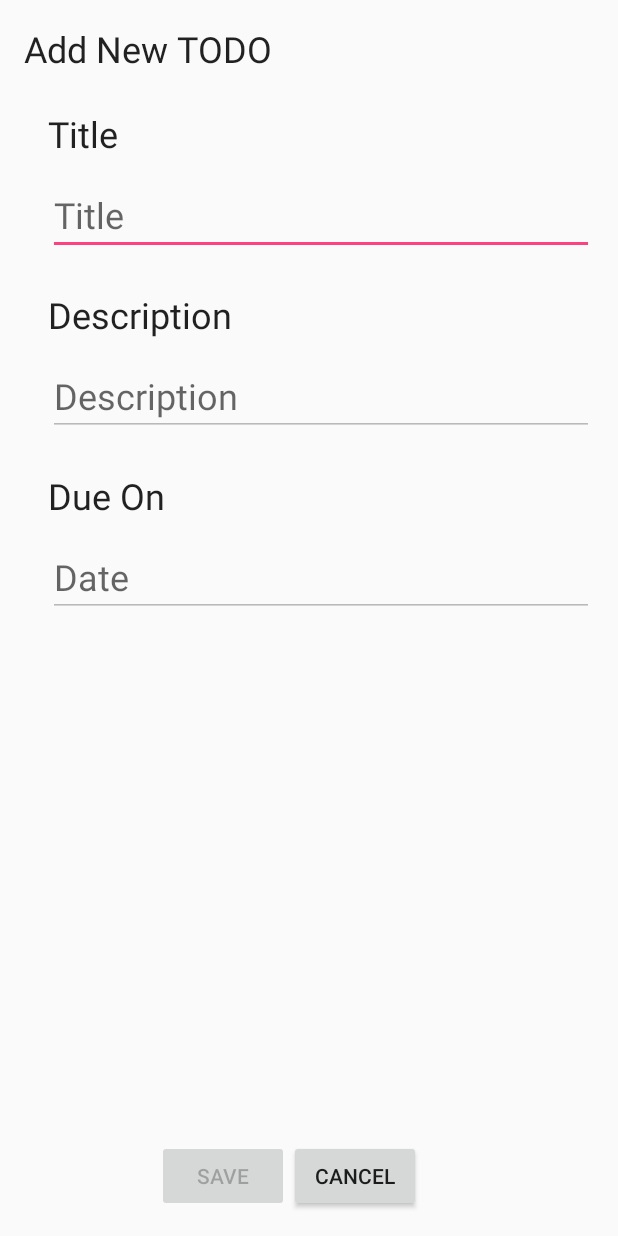
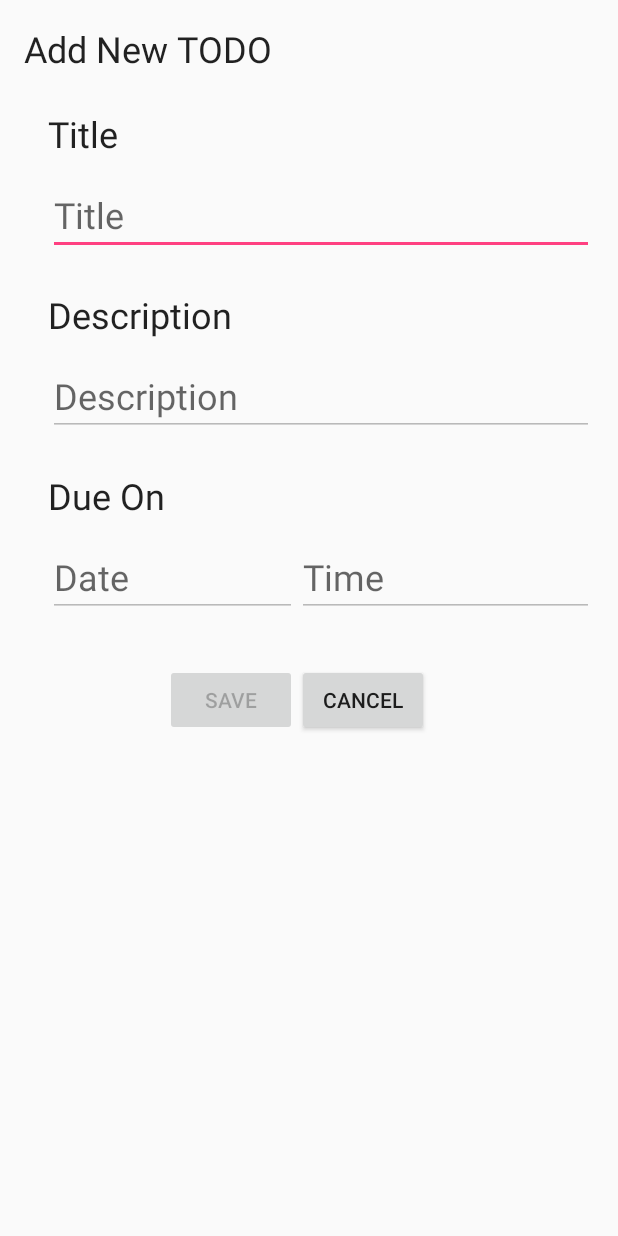
Before and after one commit to shehan/SimpleTODO, an Android app: the layout activity_add_todo.xml on its own in the app's theme, with its tools: preview values and no code run, on a phone screen of 412 x 824 dp. Run offline under Robolectric (Android 15) with nearby library versions, the phone set to English and light mode, and no system bars.

Commit message:
added time field to a TODO item

```diff
--- a/app/src/main/java/lk/peruma/simpletodo/CustomAdapter.java
+++ b/app/src/main/java/lk/peruma/simpletodo/CustomAdapter.java
@@ -36,7 +36,7 @@ public class CustomAdapter extends ArrayAdapter<SimpleTODO> {
     public CustomAdapter(Context context, List<SimpleTODO> TODOs) {
         super(context,R.layout.custom_row, TODOs);
 
-        dateFormatter = new SimpleDateFormat("dd-MMM-yyyy", Locale.US);
+        dateFormatter = new SimpleDateFormat("dd-MMM-yyyy hh:mm aa", Locale.US);
     }
 
     @NonNull
--- a/app/src/main/res/layout/activity_add_todo.xml
+++ b/app/src/main/res/layout/activity_add_todo.xml
@@ -98,12 +98,12 @@
         android:inputType="date"
         android:layout_marginTop="11dp"
         android:textAppearance="@android:style/TextAppearance.Material.Headline"
-        android:layout_alignParentRight="true"
-        android:layout_alignParentEnd="true"
         android:enabled="false"
-        android:focusable="false"/>
+        android:focusable="false"
+        android:layout_toLeftOf="@+id/buttonCancel"
+        android:layout_toStartOf="@+id/buttonCancel" />
 
-<!--    <DatePicker
+    <!--    <DatePicker
         android:layout_width="wrap_content"
         android:layout_height="wrap_content"
         android:id="@+id/datePickerDueDate"
@@ -115,24 +115,41 @@
         android:layout_above="@+id/buttonCancel"
         android:calendarViewShown="false" />-->
 
+    <EditText
+        android:id="@+id/timePickerDueTime"
+        android:layout_width="wrap_content"
+        android:layout_height="wrap_content"
+        android:layout_weight=".5"
+        android:hint="Time"
+        android:inputType="time"
+        android:textAppearance="@android:style/TextAppearance.Material.Headline"
+        android:enabled="false"
+        android:focusable="false"
+        android:layout_alignBaseline="@+id/datePickerDueDate"
+        android:layout_alignBottom="@+id/datePickerDueDate"
+        android:layout_alignParentRight="true"
+        android:layout_alignParentEnd="true"
+        android:layout_toRightOf="@+id/datePickerDueDate"
+        android:layout_toEndOf="@+id/datePickerDueDate" />
+
     <Button
         android:text="Save"
         android:layout_width="wrap_content"
         android:layout_height="wrap_content"
         android:id="@+id/buttonSave"
-        android:layout_alignParentBottom="true"
-        android:layout_toRightOf="@+id/textView2"
-        android:layout_toEndOf="@+id/textView2"
         android:enabled="false"
-        android:layout_marginLeft="26dp"
-        android:layout_marginStart="26dp" />
+        android:layout_below="@+id/datePickerDueDate"
+        android:layout_toRightOf="@+id/textView6"
+        android:layout_toEndOf="@+id/textView6"
+        android:layout_marginTop="31dp" />
 
     <Button
         android:text="Cancel"
         android:layout_width="wrap_content"
         android:layout_height="wrap_content"
         android:id="@+id/buttonCancel"
-        android:layout_alignParentBottom="true"
+        android:layout_alignBaseline="@+id/buttonSave"
+        android:layout_alignBottom="@+id/buttonSave"
         android:layout_toRightOf="@+id/buttonSave"
         android:layout_toEndOf="@+id/buttonSave" />
 
```
Also changed, not shown: app/src/main/java/lk/peruma/simpletodo/AddTODOActivity.java (+46 -5 lines).
